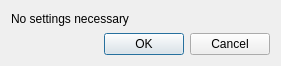
opentrack/opentrack, file tracker-steamvr/dialog.ui: the form before one commit.
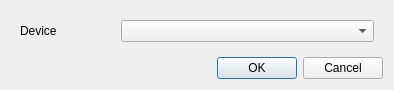
The form after the commit. Icons and pictures are not drawn.

Commit message:
tracker/steamvr: support choosing device by its serial number
Since the vr handle is accessed on the GUI and pipeline threads
now, had to add implicit locking. This sadly reorganizes most of
the file.

Sadly this refactor likely broke things.

cf. https://github.com/opentrack/opentrack/issues/352#issuecomment-290252520

```diff
--- a/tracker-steamvr/dialog.ui
+++ b/tracker-steamvr/dialog.ui
@@ -9,15 +9,15 @@
    <rect>
     <x>0</x>
     <y>0</y>
-    <width>281</width>
-    <height>66</height>
+    <width>394</width>
+    <height>85</height>
    </rect>
   </property>
-  <property name="sizePolicy">
-   <sizepolicy hsizetype="Minimum" vsizetype="Minimum">
-    <horstretch>0</horstretch>
-    <verstretch>0</verstretch>
-   </sizepolicy>
+  <property name="minimumSize">
+   <size>
+    <width>394</width>
+    <height>0</height>
+   </size>
   </property>
   <property name="windowTitle">
    <string>Valve SteamVR</string>
@@ -32,8 +32,40 @@
   <property name="autoFillBackground">
    <bool>false</bool>
   </property>
-  <layout class="QGridLayout" name="gridLayout_2">
-   <item row="1" column="0">
+  <layout class="QVBoxLayout" name="verticalLayout">
+   <item>
+    <widget class="QFrame" name="frame">
+     <property name="frameShape">
+      <enum>QFrame::NoFrame</enum>
+     </property>
+     <layout class="QGridLayout" name="gridLayout">
+      <item row="0" column="0">
+       <widget class="QLabel" name="label">
+        <property name="sizePolicy">
+         <sizepolicy hsizetype="Preferred" vsizetype="Maximum">
+          <horstretch>3</horstretch>
+          <verstretch>0</verstretch>
+         </sizepolicy>
+        </property>
+        <property name="text">
+         <string>Device</string>
+        </property>
+       </widget>
+      </item>
+      <item row="0" column="1">
+       <widget class="QComboBox" name="device">
+        <property name="sizePolicy">
+         <sizepolicy hsizetype="Preferred" vsizetype="Maximum">
+          <horstretch>8</horstretch>
+          <verstretch>0</verstretch>
+         </sizepolicy>
+        </property>
+       </widget>
+      </item>
+     </layout>
+    </widget>
+   </item>
+   <item>
     <widget class="QDialogButtonBox" name="buttonBox">
      <property name="sizePolicy">
       <sizepolicy hsizetype="Preferred" vsizetype="Preferred">
@@ -46,13 +78,6 @@
      </property>
     </widget>
    </item>
-   <item row="0" column="0">
-    <widget class="QLabel" name="label">
-     <property name="text">
-      <string>No settings necessary</string>
-     </property>
-    </widget>
-   </item>
   </layout>
  </widget>
  <resources/>
```
The commit also changes 3 other files.
